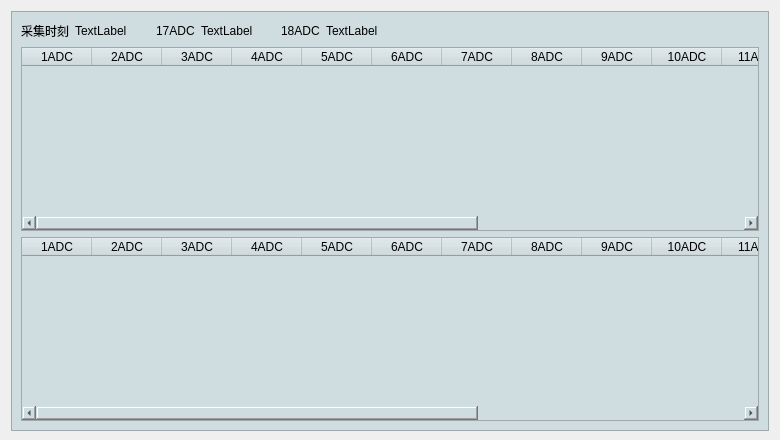
Old version of the form terminal/TableView/crecvdialog.ui in the repository shanlizi/QT_GF_Software.
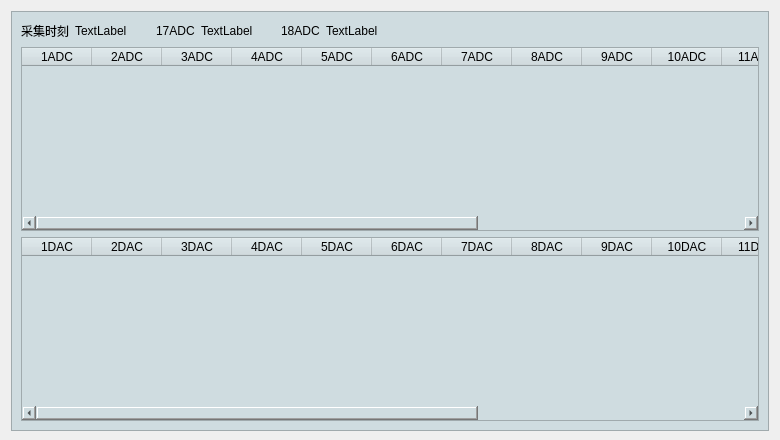
New version of the form.

The edit to the form file:
```diff
--- a/terminal/TableView/crecvdialog.ui
+++ b/terminal/TableView/crecvdialog.ui
@@ -235,82 +235,82 @@
         </attribute>
         <column>
          <property name="text">
-          <string>1ADC</string>
+          <string>1DAC</string>
          </property>
         </column>
         <column>
          <property name="text">
-          <string>2ADC</string>
+          <string>2DAC</string>
          </property>
         </column>
         <column>
          <property name="text">
-          <string>3ADC</string>
+          <string>3DAC</string>
          </property>
         </column>
         <column>
          <property name="text">
-          <string>4ADC</string>
+          <string>4DAC</string>
          </property>
         </column>
         <column>
          <property name="text">
-          <string>5ADC</string>
+          <string>5DAC</string>
          </property>
         </column>
         <column>
          <property name="text">
-          <string>6ADC</string>
+          <string>6DAC</string>
          </property>
         </column>
         <column>
          <property name="text">
-          <string>7ADC</string>
+          <string>7DAC</string>
          </property>
         </column>
         <column>
          <property name="text">
-          <string>8ADC</string>
+          <string>8DAC</string>
          </property>
         </column>
         <column>
          <property name="text">
-          <string>9ADC</string>
+          <string>9DAC</string>
          </property>
         </column>
         <column>
          <property name="text">
-          <string>10ADC</string>
+          <string>10DAC</string>
          </property>
         </column>
         <column>
          <property name="text">
-          <string>11ADC</string>
+          <string>11DAC</string>
          </property>
         </column>
         <column>
          <property name="text">
-          <string>12ADC</string>
+          <string>12DAC</string>
          </property>
         </column>
         <column>
          <property name="text">
-          <string>13ADC</string>
+          <string>13DAC</string>
          </property>
         </column>
         <column>
          <property name="text">
-          <string>14ADC</string>
+          <string>14DAC</string>
          </property>
         </column>
         <column>
          <property name="text">
-          <string>15ADC</string>
+          <string>15DAC</string>
          </property>
         </column>
         <column>
          <property name="text">
-          <string>16ADC</string>
+          <string>16DAC</string>
          </property>
         </column>
        </widget>
```
